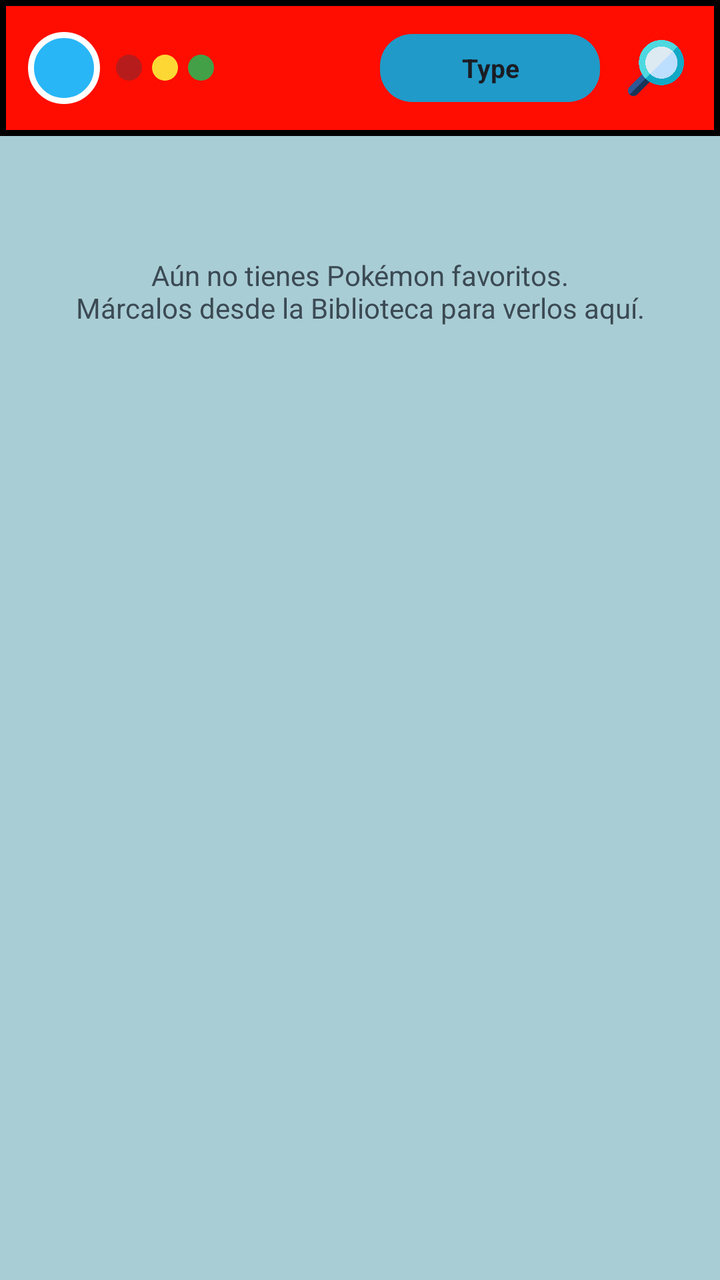
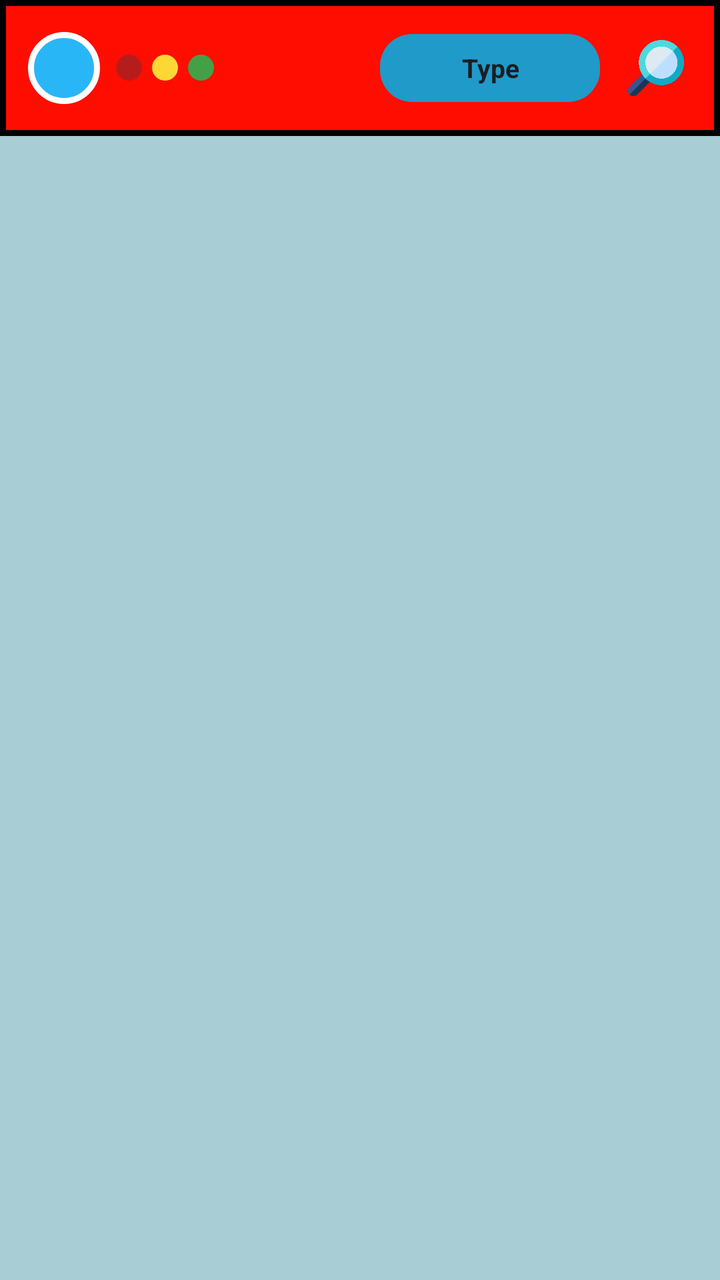

Compare the two renders of this Android layout. The source of the first and the diff that turns it into the second are given below.
<!-- AndroidManifest.xml: application theme Theme.ScanDex -->
<!-- res/layout/activity_favorites.xml -->
<?xml version="1.0" encoding="utf-8"?>
<androidx.constraintlayout.widget.ConstraintLayout xmlns:android="http://schemas.android.com/apk/res/android"
    xmlns:app="http://schemas.android.com/apk/res-auto"
    xmlns:tools="http://schemas.android.com/tools"
    android:id="@+id/main"
    android:layout_width="match_parent"
    android:layout_height="match_parent"
    android:background="#A9CDD5"
    tools:context=".Favorites">

    <LinearLayout
        android:id="@+id/topBar"
        android:layout_width="0dp"
        android:layout_height="68dp"
        android:background="@drawable/lib_top"
        android:gravity="center_vertical"
        android:orientation="horizontal"
        android:paddingStart="14dp"
        android:paddingEnd="14dp"
        app:layout_constraintEnd_toEndOf="parent"
        app:layout_constraintStart_toStartOf="parent"
        app:layout_constraintTop_toTopOf="parent">

        <ImageView
            android:layout_width="36dp"
            android:layout_height="36dp"
            android:contentDescription="@null"
            android:src="@drawable/circle_blue" />

        <ImageView
            android:layout_width="13dp"
            android:layout_height="13dp"
            android:layout_marginStart="8dp"
            android:contentDescription="@null"
            android:src="@drawable/circle_red" />

        <ImageView
            android:layout_width="13dp"
            android:layout_height="13dp"
            android:layout_marginStart="5dp"
            android:contentDescription="@null"
            android:src="@drawable/circle_yellow" />

        <ImageView
            android:layout_width="13dp"
            android:layout_height="13dp"
            android:layout_marginStart="5dp"
            android:contentDescription="@null"
            android:src="@drawable/circle_green" />

        <Space
            android:layout_width="0dp"
            android:layout_height="wrap_content"
            android:layout_weight="1" />

        <TextView
            android:id="@+id/favTypes"
            android:layout_width="110dp"
            android:layout_height="34dp"
            android:layout_marginEnd="10dp"
            android:background="@drawable/tag_bg"
            android:clickable="true"
            android:focusable="true"
            android:gravity="center"
            android:text="@string/filter_type"
            android:textColor="#1A1D24"
            android:textSize="13sp"
            android:textStyle="bold" />

        <ImageView
            android:id="@+id/ivFavSearch"
            android:layout_width="36dp"
            android:layout_height="36dp"
            android:clickable="true"
            android:contentDescription="Buscar en favoritos"
            android:focusable="true"
            android:padding="4dp"
            android:scaleType="fitCenter"
            android:src="@drawable/search" />
    </LinearLayout>

    <ScrollView
        android:id="@+id/scrollFavorites"
        android:layout_width="0dp"
        android:layout_height="0dp"
        android:clipToPadding="false"
        android:padding="12dp"
        app:layout_constraintBottom_toBottomOf="parent"
        app:layout_constraintEnd_toEndOf="parent"
        app:layout_constraintStart_toStartOf="parent"
        app:layout_constraintTop_toBottomOf="@id/topBar">

        <LinearLayout
            android:id="@+id/favoritesContainer"
            android:layout_width="match_parent"
            android:layout_height="wrap_content"
            android:orientation="vertical">

            <TextView
                android:id="@+id/tvEmptyFavorites"
                android:layout_width="match_parent"
                android:layout_height="wrap_content"
                android:layout_marginTop="48dp"
                android:gravity="center"
                android:text="Aún no tienes Pokémon favoritos.\nMárcalos desde la Biblioteca para verlos aquí."
                android:textColor="#3B4A54"
                android:textSize="14sp" />

        </LinearLayout>
    </ScrollView>

</androidx.constraintlayout.widget.ConstraintLayout>
<!-- resources referenced by this layout -->
<resources>
  <!-- drawable circle_blue (drawable) -->
  <?xml version="1.0" encoding="utf-8"?>
  <shape xmlns:android="http://schemas.android.com/apk/res/android"
      android:shape="oval">
      <solid android:color="#29B6F6" />
      <stroke android:width="3dp" android:color="#FFFFFF" />
  </shape>
  <!-- drawable circle_green (drawable) -->
  <?xml version="1.0" encoding="utf-8"?>
  <shape xmlns:android="http://schemas.android.com/apk/res/android"
      android:shape="oval">
      <solid android:color="#43A047" />
  </shape>
  <!-- drawable circle_red (drawable) -->
  <?xml version="1.0" encoding="utf-8"?>
  <shape xmlns:android="http://schemas.android.com/apk/res/android"
      android:shape="oval">
      <solid android:color="#B71C1C" />
  </shape>
  <!-- drawable circle_yellow (drawable) -->
  <?xml version="1.0" encoding="utf-8"?>
  <shape xmlns:android="http://schemas.android.com/apk/res/android"
      android:shape="oval">
      <solid android:color="#FDD835" />
  </shape>
  <!-- drawable lib_top (drawable) -->
  <?xml version="1.0" encoding="utf-8"?>
  <shape xmlns:android="http://schemas.android.com/apk/res/android"
      android:shape="rectangle">
  
      
      <solid android:color="#ff0d00" />
  
      
      <stroke
          android:width="3dp"
          android:color="#000000" />
  
      
      
  
  </shape>
  <!-- drawable search: png bitmap (drawable, 21254 bytes) -->
  <!-- drawable tag_bg (drawable) -->
  <?xml version="1.0" encoding="utf-8"?>
  <shape xmlns:android="http://schemas.android.com/apk/res/android"
      android:shape="rectangle">
      <solid android:color="#209ac9" />
      <corners android:radius="16dp" />
      <size android:height="80dp"
          android:width="320dp"/>
  </shape>
  <string name="filter_type">Type</string>
  <style name="Theme.ScanDex" parent="Base.Theme.ScanDex" />
  <style name="Base.Theme.ScanDex" parent="Theme.Material3.DayNight.NoActionBar">
          
          
      </style>
</resources>

<!-- the commit's change to res/layout/activity_favorites.xml (unified diff, before → after) -->
@@ -79,34 +79,72 @@
             android:src="@drawable/search" />
     </LinearLayout>
 
+    <EditText
+        android:id="@+id/etFavSearch"
+        android:layout_width="0dp"
+        android:layout_height="44dp"
+        android:layout_marginStart="12dp"
+        android:layout_marginTop="10dp"
+        android:layout_marginEnd="12dp"
+        android:background="@drawable/tag_bg"
+        android:hint="Buscar Pokémon o #número..."
+        android:imeOptions="actionSearch"
+        android:inputType="text"
+        android:maxLines="1"
+        android:paddingStart="16dp"
+        android:paddingEnd="16dp"
+        android:textColor="#FFFFFF"
+        android:textColorHint="#E0F7FA"
+        android:textSize="14sp"
+        android:visibility="gone"
+        app:layout_constraintEnd_toEndOf="parent"
+        app:layout_constraintStart_toStartOf="parent"
+        app:layout_constraintTop_toBottomOf="@id/topBar" />
+
     <ScrollView
         android:id="@+id/scrollFavorites"
         android:layout_width="0dp"
         android:layout_height="0dp"
         android:clipToPadding="false"
+        android:fillViewport="true"
         android:padding="12dp"
         app:layout_constraintBottom_toBottomOf="parent"
         app:layout_constraintEnd_toEndOf="parent"
         app:layout_constraintStart_toStartOf="parent"
-        app:layout_constraintTop_toBottomOf="@id/topBar">
+        app:layout_constraintTop_toBottomOf="@id/etFavSearch">
 
         <LinearLayout
             android:id="@+id/favoritesContainer"
             android:layout_width="match_parent"
             android:layout_height="wrap_content"
-            android:orientation="vertical">
-
-            <TextView
-                android:id="@+id/tvEmptyFavorites"
-                android:layout_width="match_parent"
-                android:layout_height="wrap_content"
-                android:layout_marginTop="48dp"
-                android:gravity="center"
-                android:text="Aún no tienes Pokémon favoritos.\nMárcalos desde la Biblioteca para verlos aquí."
-                android:textColor="#3B4A54"
-                android:textSize="14sp" />
-
-        </LinearLayout>
+            android:orientation="vertical" />
     </ScrollView>
 
+    <TextView
+        android:id="@+id/tvEmptyFavorites"
+        android:layout_width="0dp"
+        android:layout_height="wrap_content"
+        android:layout_marginStart="24dp"
+        android:layout_marginEnd="24dp"
+        android:gravity="center"
+        android:text="Aún no tienes Pokémon favoritos.\nMárcalos desde la Biblioteca para verlos aquí."
+        android:textColor="#3B4A54"
+        android:textSize="14sp"
+        android:visibility="gone"
+        app:layout_constraintBottom_toBottomOf="parent"
+        app:layout_constraintEnd_toEndOf="parent"
+        app:layout_constraintStart_toStartOf="parent"
+        app:layout_constraintTop_toBottomOf="@id/etFavSearch" />
+
+    <ProgressBar
+        android:id="@+id/progressBarFavorites"
+        style="?android:attr/progressBarStyle"
+        android:layout_width="wrap_content"
+        android:layout_height="wrap_content"
+        android:visibility="gone"
+        app:layout_constraintBottom_toBottomOf="parent"
+        app:layout_constraintEnd_toEndOf="parent"
+        app:layout_constraintStart_toStartOf="parent"
+        app:layout_constraintTop_toBottomOf="@id/etFavSearch" />
+
 </androidx.constraintlayout.widget.ConstraintLayout>
